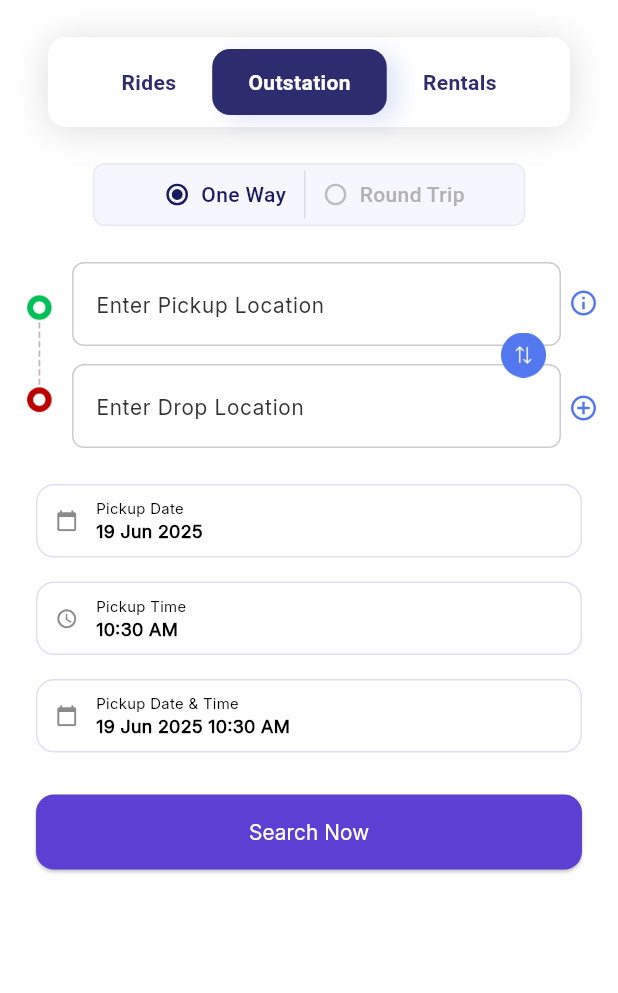
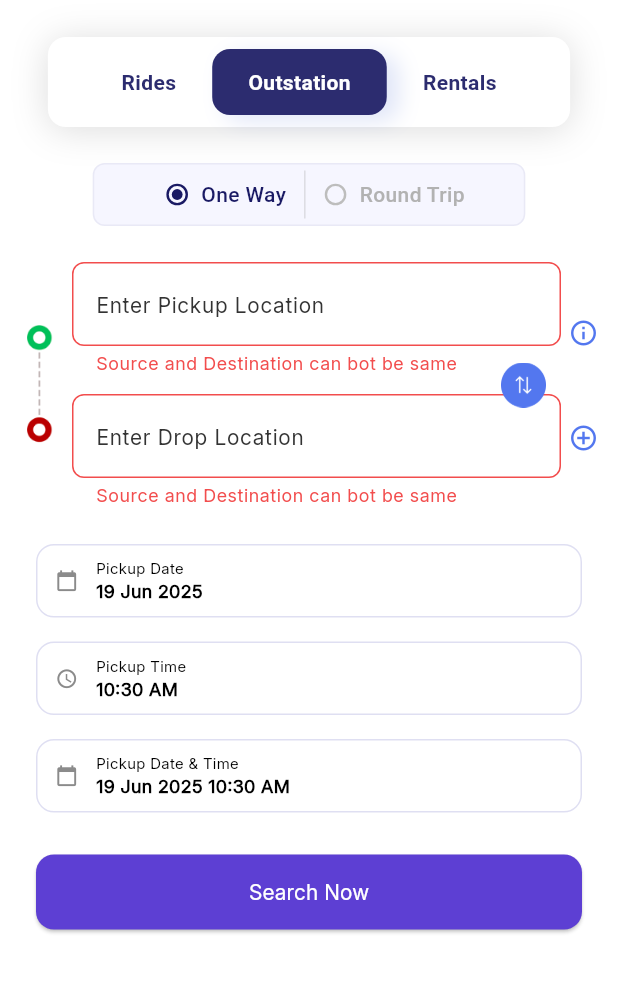
Before and after one commit to yashkhare4343/wti_cabs_b2c, a Flutter app: the BookingRide screen opened by its route, after a tap on "Rides", after a tap on "Outstation", on a phone screen of 412 x 824 dp, the part 59-1052 px from its top. Run offline on Flutter 3.47's test engine with Material 3 defaults, Android fonts, the phone set to English and light mode, and no system bars; our stand-ins replace carousel_slider, firebase_core, firebase_messaging, flutter_dotenv, flutter_local_notifications, flutter_secure_storage and 9 more; accounts and stored records are empty.

Commit message:
add check for same place error

```diff
--- a/wti_cabs_user/lib/common_widget/textformfield/booking_textformfield.dart
+++ b/wti_cabs_user/lib/common_widget/textformfield/booking_textformfield.dart
@@ -1,6 +1,10 @@
 import 'package:flutter/material.dart';
+import 'package:get/get.dart';
+import 'package:wti_cabs_user/core/controller/booking_ride_controller.dart';
 import 'package:wti_cabs_user/utility/constants/colors/app_colors.dart';
 import 'package:wti_cabs_user/utility/constants/fonts/common_fonts.dart';
+
+import '../../core/controller/choose_pickup/choose_pickup_controller.dart';
 
 class BookingTextFormField extends StatefulWidget {
   final String hintText;
@@ -24,8 +28,10 @@ class BookingTextFormField extends StatefulWidget {
 }
 
 class _BookingTextFormFieldState extends State<BookingTextFormField> {
+  final PlaceSearchController placeSearchController = Get.put(PlaceSearchController());
   @override
   Widget build(BuildContext context) {
+    return Obx((){
       return TextFormField(
         controller: widget.controller,
         onTap: widget.onTap,
@@ -41,13 +47,16 @@ class _BookingTextFormFieldState extends State<BookingTextFormField> {
             enabledBorder: OutlineInputBorder(
               borderRadius: BorderRadius.circular(8),
               borderSide: BorderSide(
-            color: widget.isError ? AppColors.errorStatusText : const Color(0xFFCCCCCC),
+                color:  widget.isError ? AppColors.errorStatusText : const Color(0xFFCCCCCC),
               ),
             ),
             focusedBorder: OutlineInputBorder(
               borderRadius: BorderRadius.circular(8),
-          borderSide: BorderSide(
+              borderSide: (placeSearchController.placeId.value != placeSearchController.dropPlaceId.value) ? BorderSide(
                 color: widget.isError ? AppColors.errorStatusText : Colors.blue,
+                width: 1.5,
+              ) : BorderSide(
+                color: AppColors.errorStatusText,
                 width: 1.5,
               ),
             ),
@@ -62,10 +71,13 @@ class _BookingTextFormFieldState extends State<BookingTextFormField> {
               borderSide: const BorderSide(color: AppColors.errorStatusText, width: 1.5),
             ),
 
-        errorText: widget.isError ? widget.errorText ?? 'Invalid region' : null,
+            errorText:(placeSearchController.placeId.value != placeSearchController.dropPlaceId.value) ? widget.isError ? widget.errorText ?? 'Invalid region' : null : 'Source and Destination can bot be same',
             errorStyle: CommonFonts.errorTextStatus
         ),
 
       );
+    });
+
+
   }
 }
--- a/wti_cabs_user/lib/core/controller/booking_ride_controller.dart
+++ b/wti_cabs_user/lib/core/controller/booking_ride_controller.dart
@@ -26,6 +26,4 @@ class BookingRideController extends GetxController {
     }
   }
 
-
-
 }
--- a/wti_cabs_user/lib/core/controller/choose_pickup/choose_pickup_controller.dart
+++ b/wti_cabs_user/lib/core/controller/choose_pickup/choose_pickup_controller.dart
@@ -24,6 +24,7 @@ class PlaceSearchController extends GetxController {
   final RxBool isLoading = false.obs;
   final RxString errorMessage = ''.obs;
   final RxString placeId = ''.obs;
+  final RxString dropPlaceId = ''.obs;
   // differernt place id
 
   final RxBool isPickValid = false.obs;
--- a/wti_cabs_user/lib/screens/select_location/select_drop.dart
+++ b/wti_cabs_user/lib/screens/select_location/select_drop.dart
@@ -168,7 +168,7 @@ class _SelectDropState extends State<SelectDrop> {
                             onTap: () {
                               dropController.text = place.primaryText;
                               bookingRideController.prefilledDrop.value = place.primaryText;
-                              placeSearchController.placeId.value = place.placeId;
+                              placeSearchController.dropPlaceId.value = place.placeId;
                               placeSearchController.getLatLngDetails(place.placeId, context, 'drop');
 
                               FocusScope.of(context).unfocus();
```
Lines whose indentation alone changed are shown as unchanged.
